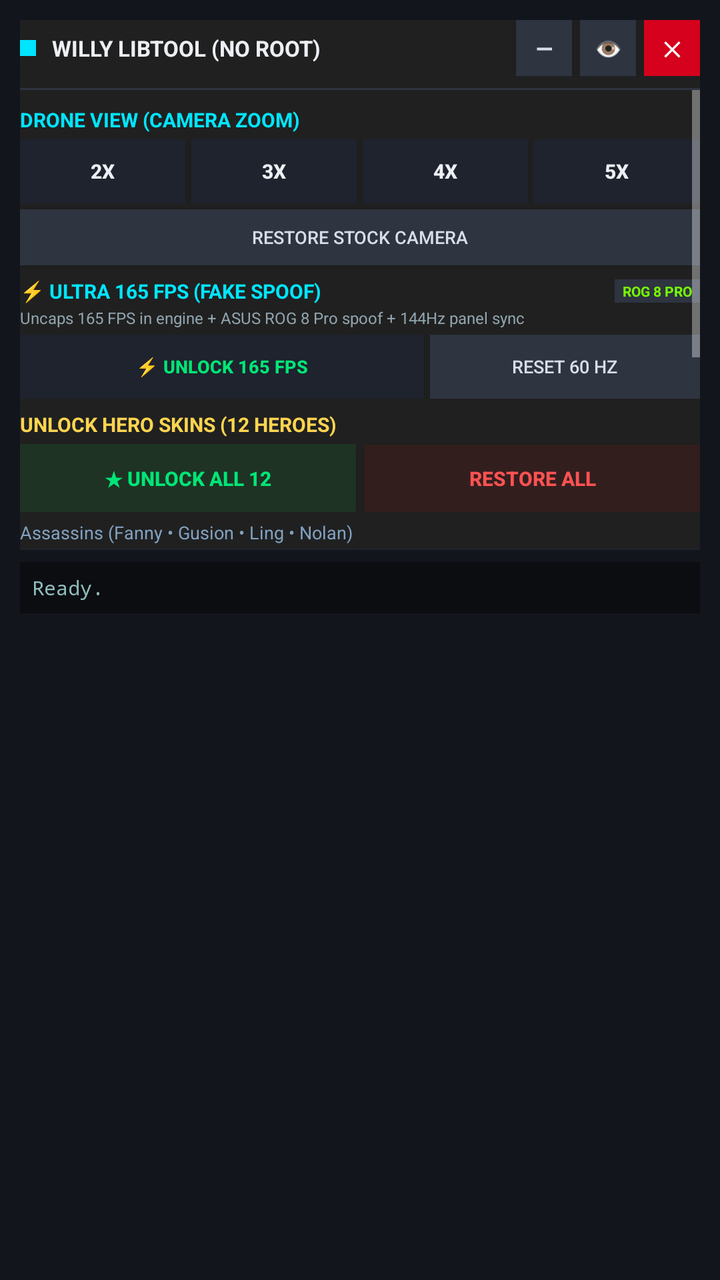
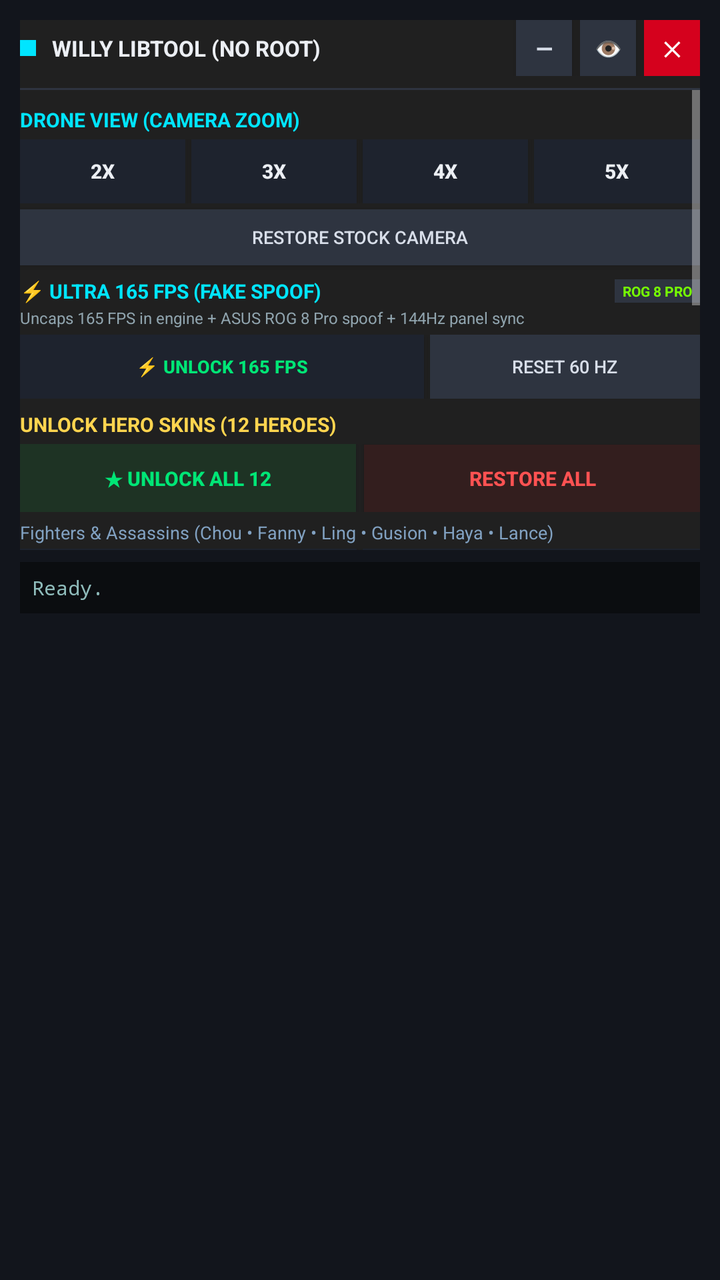

Before-and-after screenshots of an Android layout around one commit, followed by the original layout XML and the change that was made.
<!-- AndroidManifest.xml: application theme AppTheme -->
<!-- res/layout/floating_menu.xml -->
<?xml version="1.0" encoding="utf-8"?>
<LinearLayout xmlns:android="http://schemas.android.com/apk/res/android"
    android:id="@+id/floatingRoot"
    android:layout_width="320dp"
    android:layout_height="wrap_content"
    android:background="#F012151C"
    android:orientation="vertical"
    android:padding="10dp">

    
    <LinearLayout
        android:id="@+id/floatingHeader"
        android:layout_width="match_parent"
        android:layout_height="wrap_content"
        android:gravity="center_vertical"
        android:orientation="horizontal"
        android:paddingBottom="6dp">

        <View
            android:layout_width="8dp"
            android:layout_height="8dp"
            android:background="#00E5FF" />

        <TextView
            android:layout_width="0dp"
            android:layout_height="wrap_content"
            android:layout_marginStart="8dp"
            android:layout_weight="1"
            android:text="WILLY LIBTOOL (NO ROOT)"
            android:textColor="#ECEFF4"
            android:textSize="11sp"
            android:textStyle="bold" />

        <Button
            android:id="@+id/btnFloatingMinimize"
            android:layout_width="28dp"
            android:layout_height="28dp"
            android:background="#2E3440"
            android:text="—"
            android:textColor="#D8DEE9"
            android:textSize="11sp"
            android:textStyle="bold" />

        <Button
            android:id="@+id/btnFloatingStealth"
            android:layout_width="28dp"
            android:layout_height="28dp"
            android:layout_marginStart="4dp"
            android:background="#2E3440"
            android:text="👁"
            android:textColor="#00E5FF"
            android:textSize="11sp"
            android:textStyle="bold" />

        <Button
            android:id="@+id/btnFloatingClose"
            android:layout_width="28dp"
            android:layout_height="28dp"
            android:layout_marginStart="4dp"
            android:background="#D5011D"
            android:text="✕"
            android:textColor="#FFFFFF"
            android:textSize="10sp"
            android:textStyle="bold" />
    </LinearLayout>

    <View
        android:layout_width="match_parent"
        android:layout_height="1dp"
        android:background="#2E3440" />

    
    <ScrollView
        android:layout_width="match_parent"
        android:layout_height="230dp"
        android:fillViewport="true"
        android:scrollbars="vertical">

        <LinearLayout
            android:layout_width="match_parent"
            android:layout_height="wrap_content"
            android:orientation="vertical"
            android:paddingTop="4dp"
            android:paddingBottom="4dp">

            
            <TextView
                android:layout_width="wrap_content"
                android:layout_height="wrap_content"
                android:layout_marginTop="4dp"
                android:text="DRONE VIEW (CAMERA ZOOM)"
                android:textColor="#00E5FF"
                android:textSize="10sp"
                android:textStyle="bold" />

            <LinearLayout
                android:layout_width="match_parent"
                android:layout_height="wrap_content"
                android:layout_marginTop="3dp"
                android:orientation="horizontal">

                <Button
                    android:id="@+id/btnDrone2x"
                    android:layout_width="0dp"
                    android:layout_height="32dp"
                    android:layout_weight="1"
                    android:background="#1E232E"
                    android:text="2X"
                    android:textColor="#ECEFF4"
                    android:textSize="10sp"
                    android:textStyle="bold" />

                <Button
                    android:id="@+id/btnDrone3x"
                    android:layout_width="0dp"
                    android:layout_height="32dp"
                    android:layout_marginStart="3dp"
                    android:layout_weight="1"
                    android:background="#1E232E"
                    android:text="3X"
                    android:textColor="#ECEFF4"
                    android:textSize="10sp"
                    android:textStyle="bold" />

                <Button
                    android:id="@+id/btnDrone4x"
                    android:layout_width="0dp"
                    android:layout_height="32dp"
                    android:layout_marginStart="3dp"
                    android:layout_weight="1"
                    android:background="#1E232E"
                    android:text="4X"
                    android:textColor="#ECEFF4"
                    android:textSize="10sp"
                    android:textStyle="bold" />

                <Button
                    android:id="@+id/btnDrone5x"
                    android:layout_width="0dp"
                    android:layout_height="32dp"
                    android:layout_marginStart="3dp"
                    android:layout_weight="1"
                    android:background="#1E232E"
                    android:text="5X"
                    android:textColor="#ECEFF4"
                    android:textSize="10sp"
                    android:textStyle="bold" />
            </LinearLayout>

            <Button
                android:id="@+id/btnDroneReset"
                android:layout_width="match_parent"
                android:layout_height="28dp"
                android:layout_marginTop="3dp"
                android:background="#2E3440"
                android:text="RESTORE STOCK CAMERA"
                android:textColor="#D8DEE9"
                android:textSize="9sp" />

            
            <LinearLayout
                android:layout_width="match_parent"
                android:layout_height="wrap_content"
                android:layout_marginTop="6dp"
                android:gravity="center_vertical"
                android:orientation="horizontal">

                <TextView
                    android:layout_width="0dp"
                    android:layout_height="wrap_content"
                    android:layout_weight="1"
                    android:text="⚡ ULTRA 165 FPS (FAKE SPOOF)"
                    android:textColor="#00E5FF"
                    android:textSize="10sp"
                    android:textStyle="bold" />

                <TextView
                    android:id="@+id/tvFpsStatusBadge"
                    android:layout_width="wrap_content"
                    android:layout_height="wrap_content"
                    android:background="#2E3440"
                    android:paddingStart="4dp"
                    android:paddingTop="1dp"
                    android:paddingEnd="4dp"
                    android:paddingBottom="1dp"
                    android:text="ROG 8 PRO"
                    android:textColor="#76FF03"
                    android:textSize="7sp"
                    android:textStyle="bold" />
            </LinearLayout>

            <TextView
                android:layout_width="wrap_content"
                android:layout_height="wrap_content"
                android:layout_marginTop="1dp"
                android:text="Uncaps 165 FPS in engine + ASUS ROG 8 Pro spoof + 144Hz panel sync"
                android:textColor="#90A4AE"
                android:textSize="8sp" />

            <LinearLayout
                android:layout_width="match_parent"
                android:layout_height="wrap_content"
                android:layout_marginTop="3dp"
                android:orientation="horizontal">

                <Button
                    android:id="@+id/btnUnlock165Fps"
                    android:layout_width="0dp"
                    android:layout_height="32dp"
                    android:layout_weight="1.2"
                    android:background="#1E232E"
                    android:text="⚡ UNLOCK 165 FPS"
                    android:textColor="#00E676"
                    android:textSize="9sp"
                    android:textStyle="bold" />

                <Button
                    android:id="@+id/btnResetFps"
                    android:layout_width="0dp"
                    android:layout_height="32dp"
                    android:layout_marginStart="3dp"
                    android:layout_weight="0.8"
                    android:background="#2E3440"
                    android:text="RESET 60 HZ"
                    android:textColor="#D8DEE9"
                    android:textSize="9sp" />
            </LinearLayout>

            
            <TextView
                android:layout_width="wrap_content"
                android:layout_height="wrap_content"
                android:layout_marginTop="6dp"
                android:text="UNLOCK HERO SKINS (12 HEROES)"
                android:textColor="#FFD54F"
                android:textSize="10sp"
                android:textStyle="bold" />

            
            <LinearLayout
                android:layout_width="match_parent"
                android:layout_height="wrap_content"
                android:layout_marginTop="3dp"
                android:orientation="horizontal">

                <Button
                    android:id="@+id/btnUnlockAllSkins"
                    android:layout_width="0dp"
                    android:layout_height="34dp"
                    android:layout_weight="1"
                    android:background="#1E3324"
                    android:text="★ UNLOCK ALL 12"
                    android:textColor="#00E676"
                    android:textSize="10sp"
                    android:textStyle="bold" />

                <Button
                    android:id="@+id/btnRestoreAllSkins"
                    android:layout_width="0dp"
                    android:layout_height="34dp"
                    android:layout_marginStart="4dp"
                    android:layout_weight="1"
                    android:background="#331E1E"
                    android:text="RESTORE ALL"
                    android:textColor="#FF5252"
                    android:textSize="10sp"
                    android:textStyle="bold" />
            </LinearLayout>

            
            <TextView
                android:layout_width="wrap_content"
                android:layout_height="wrap_content"
                android:layout_marginTop="4dp"
                android:text="Assassins (Fanny • Gusion • Ling • Nolan)"
                android:textColor="#81A1C1"
                android:textSize="9sp" />

            <LinearLayout
                android:layout_width="match_parent"
                android:layout_height="wrap_content"
                android:layout_marginTop="2dp"
                android:orientation="horizontal">

                <Button
                    android:id="@+id/btnSkinFanny"
                    android:layout_width="0dp"
                    android:layout_height="30dp"
                    android:layout_weight="1"
                    android:background="#1E232E"
                    android:text="FANNY (MIKASA)"
                    android:textColor="#ECEFF4"
                    android:textSize="8sp" />

                <Button
                    android:id="@+id/btnSkinGusion"
                    android:layout_width="0dp"
                    android:layout_height="30dp"
                    android:layout_marginStart="3dp"
                    android:layout_weight="1"
                    android:background="#1E232E"
                    android:text="GUSION (KOF)"
                    android:textColor="#ECEFF4"
                    android:textSize="8sp" />
            </LinearLayout>

            <LinearLayout
                android:layout_width="match_parent"
                android:layout_height="wrap_content"
                android:layout_marginTop="2dp"
                android:orientation="horizontal">

                <Button
                    android:id="@+id/btnSkinLing"
                    android:layout_width="0dp"
                    android:layout_height="30dp"
                    android:layout_weight="1"
                    android:background="#1E232E"
                    android:text="LING (SHEN)"
                    android:textColor="#ECEFF4"
                    android:textSize="8sp" />

                <Button
                    android:id="@+id/btnSkinNolan"
                    android:layout_width="0dp"
                    android:layout_height="30dp"
                    android:layout_marginStart="3dp"
                    android:layout_weight="1"
                    android:background="#1E232E"
                    android:text="NOLAN (NAV)"
                    android:textColor="#ECEFF4"
                    android:textSize="8sp" />
            </LinearLayout>

            
            <TextView
                android:layout_width="wrap_content"
                android:layout_height="wrap_content"
                android:layout_marginTop="4dp"
                android:text="Marksmen (Miya • Claude • Karrie)"
                android:textColor="#81A1C1"
                android:textSize="9sp" />

            <LinearLayout
                android:layout_width="match_parent"
                android:layout_height="wrap_content"
                android:layout_marginTop="2dp"
                android:orientation="horizontal">

                <Button
                    android:id="@+id/btnSkinMiya"
                    android:layout_width="0dp"
                    android:layout_height="30dp"
                    android:layout_weight="1"
                    android:background="#1E232E"
                    android:text="MIYA (COLL)"
                    android:textColor="#ECEFF4"
                    android:textSize="8sp" />

                <Button
                    android:id="@+id/btnSkinClaude"
                    android:layout_width="0dp"
                    android:layout_height="30dp"
                    android:layout_marginStart="3dp"
                    android:layout_weight="1"
                    android:background="#1E232E"
                    android:text="CLAUDE (SANRIO)"
                    android:textColor="#ECEFF4"
                    android:textSize="8sp" />

                <Button
                    android:id="@+id/btnSkinKarrie"
                    android:layout_width="0dp"
                    android:layout_height="30dp"
                    android:layout_marginStart="3dp"
                    android:layout_weight="1"
                    android:background="#1E232E"
                    android:text="KARRIE (M5)"
                    android:textColor="#ECEFF4"
                    android:textSize="8sp" />
            </LinearLayout>

            
            <TextView
                android:layout_width="wrap_content"
                android:layout_height="wrap_content"
                android:layout_marginTop="6dp"
                android:text="MAP &amp; BATTLE ASSETS"
                android:textColor="#00E5FF"
                android:textSize="10sp"
                android:textStyle="bold" />

            <LinearLayout
                android:layout_width="match_parent"
                android:layout_height="wrap_content"
                android:layout_marginTop="2dp"
                android:orientation="horizontal">

                <Button
                    android:id="@+id/btnInjectMapSkins"
                    android:layout_width="0dp"
                    android:layout_height="30dp"
                    android:layout_weight="1"
                    android:background="#1E232E"
                    android:text="MAP MODS"
                    android:textColor="#FFD54F"
                    android:textSize="9sp"
                    android:textStyle="bold" />

                <Button
                    android:id="@+id/btnRestoreMapSkins"
                    android:layout_width="0dp"
                    android:layout_height="30dp"
                    android:layout_marginStart="3dp"
                    android:layout_weight="1"
                    android:background="#1E232E"
                    android:text="RESTORE MAP"
                    android:textColor="#D8DEE9"
                    android:textSize="9sp" />
            </LinearLayout>

        </LinearLayout>
    </ScrollView>

    
    <TextView
        android:id="@+id/txtFloatingStatus"
        android:layout_width="match_parent"
        android:layout_height="wrap_content"
        android:layout_marginTop="6dp"
        android:background="#0B0D10"
        android:fontFamily="monospace"
        android:padding="6dp"
        android:text="Ready."
        android:textColor="#8FBCBB"
        android:textSize="10sp" />

</LinearLayout>
<!-- resources referenced by this layout -->
<resources>
  <style name="AppTheme" parent="@android:style/Theme.Material">
          
          <item name="android:background">@color/backgroundColor</item>
      </style>
  <color name="backgroundColor">#202020</color>
</resources>

<!-- the commit's change to res/layout/floating_menu.xml (unified diff, before → after) -->
@@ -272,7 +272,7 @@
                 android:layout_width="wrap_content"
                 android:layout_height="wrap_content"
                 android:layout_marginTop="4dp"
-                android:text="Assassins (Fanny • Gusion • Ling • Nolan)"
+                android:text="Fighters &amp; Assassins (Chou • Fanny • Ling • Gusion • Haya • Lance)"
                 android:textColor="#81A1C1"
                 android:textSize="9sp" />
 
@@ -283,12 +283,40 @@
                 android:orientation="horizontal">
 
                 <Button
+                    android:id="@+id/btnSkinChou"
+                    android:layout_width="0dp"
+                    android:layout_height="30dp"
+                    android:layout_weight="1"
+                    android:background="#1E232E"
+                    android:text="CHOU (ANNIV)"
+                    android:textColor="#ECEFF4"
+                    android:textSize="8sp" />
+
+                <Button
                     android:id="@+id/btnSkinFanny"
                     android:layout_width="0dp"
                     android:layout_height="30dp"
-                    android:layout_weight="1"
-                    android:background="#1E232E"
-                    android:text="FANNY (MIKASA)"
+                    android:layout_marginStart="3dp"
+                    android:layout_weight="1"
+                    android:background="#1E232E"
+                    android:text="FANNY (ASPIRANT)"
+                    android:textColor="#ECEFF4"
+                    android:textSize="8sp" />
+            </LinearLayout>
+
+            <LinearLayout
+                android:layout_width="match_parent"
+                android:layout_height="wrap_content"
+                android:layout_marginTop="2dp"
+                android:orientation="horizontal">
+
+                <Button
+                    android:id="@+id/btnSkinLing"
+                    android:layout_width="0dp"
+                    android:layout_height="30dp"
+                    android:layout_weight="1"
+                    android:background="#1E232E"
+                    android:text="LING (COLL)"
                     android:textColor="#ECEFF4"
                     android:textSize="8sp" />
 
@@ -299,35 +327,35 @@
                     android:layout_marginStart="3dp"
                     android:layout_weight="1"
                     android:background="#1E232E"
-                    android:text="GUSION (KOF)"
-                    android:textColor="#ECEFF4"
-                    android:textSize="8sp" />
-            </LinearLayout>
-
-            <LinearLayout
-                android:layout_width="match_parent"
-                android:layout_height="wrap_content"
-                android:layout_marginTop="2dp"
-                android:orientation="horizontal">
-
-                <Button
-                    android:id="@+id/btnSkinLing"
-                    android:layout_width="0dp"
-                    android:layout_height="30dp"
-                    android:layout_weight="1"
-                    android:background="#1E232E"
-                    android:text="LING (SHEN)"
-                    android:textColor="#ECEFF4"
-                    android:textSize="8sp" />
-
-                <Button
-                    android:id="@+id/btnSkinNolan"
-                    android:layout_width="0dp"
-                    android:layout_height="30dp"
-                    android:layout_marginStart="3dp"
-                    android:layout_weight="1"
-                    android:background="#1E232E"
-                    android:text="NOLAN (NAV)"
+                    android:text="GUSION (DRAGON)"
+                    android:textColor="#ECEFF4"
+                    android:textSize="8sp" />
+            </LinearLayout>
+
+            <LinearLayout
+                android:layout_width="match_parent"
+                android:layout_height="wrap_content"
+                android:layout_marginTop="2dp"
+                android:orientation="horizontal">
+
+                <Button
+                    android:id="@+id/btnSkinHayabusa"
+                    android:layout_width="0dp"
+                    android:layout_height="30dp"
+                    android:layout_weight="1"
+                    android:background="#1E232E"
+                    android:text="HAYA (KITSUNE)"
+                    android:textColor="#ECEFF4"
+                    android:textSize="8sp" />
+
+                <Button
+                    android:id="@+id/btnSkinLancelot"
+                    android:layout_width="0dp"
+                    android:layout_height="30dp"
+                    android:layout_marginStart="3dp"
+                    android:layout_weight="1"
+                    android:background="#1E232E"
+                    android:text="LANCE (HERO)"
                     android:textColor="#ECEFF4"
                     android:textSize="8sp" />
             </LinearLayout>
@@ -337,7 +365,7 @@
                 android:layout_width="wrap_content"
                 android:layout_height="wrap_content"
                 android:layout_marginTop="4dp"
-                android:text="Marksmen (Miya • Claude • Karrie)"
+                android:text="Marksmen (Granger • Layla • Moskov • Claude • Miya • Karrie)"
                 android:textColor="#81A1C1"
                 android:textSize="9sp" />
 
@@ -348,23 +376,68 @@
                 android:orientation="horizontal">
 
                 <Button
+                    android:id="@+id/btnSkinGranger"
+                    android:layout_width="0dp"
+                    android:layout_height="30dp"
+                    android:layout_weight="1"
+                    android:background="#1E232E"
+                    android:text="GRANGER (LEGEND)"
+                    android:textColor="#ECEFF4"
+                    android:textSize="8sp" />
+
+                <Button
+                    android:id="@+id/btnSkinLayla"
+                    android:layout_width="0dp"
+                    android:layout_height="30dp"
+                    android:layout_marginStart="3dp"
+                    android:layout_weight="1"
+                    android:background="#1E232E"
+                    android:text="LAYLA (COLL)"
+                    android:textColor="#ECEFF4"
+                    android:textSize="8sp" />
+            </LinearLayout>
+
+            <LinearLayout
+                android:layout_width="match_parent"
+                android:layout_height="wrap_content"
+                android:layout_marginTop="2dp"
+                android:orientation="horizontal">
+
+                <Button
+                    android:id="@+id/btnSkinMoskov"
+                    android:layout_width="0dp"
+                    android:layout_height="30dp"
+                    android:layout_weight="1"
+                    android:background="#1E232E"
+                    android:text="MOSKOV (ABYSS)"
+                    android:textColor="#ECEFF4"
+                    android:textSize="8sp" />
+
+                <Button
+                    android:id="@+id/btnSkinClaude"
+                    android:layout_width="0dp"
+                    android:layout_height="30dp"
+                    android:layout_marginStart="3dp"
+                    android:layout_weight="1"
+                    android:background="#1E232E"
+                    android:text="CLAUDE (SANRIO)"
+                    android:textColor="#ECEFF4"
+                    android:textSize="8sp" />
+            </LinearLayout>
+
+            <LinearLayout
+                android:layout_width="match_parent"
+                android:layout_height="wrap_content"
+                android:layout_marginTop="2dp"
+                android:orientation="horizontal">
+
+                <Button
                     android:id="@+id/btnSkinMiya"
                     android:layout_width="0dp"
                     android:layout_height="30dp"
                     android:layout_weight="1"
                     android:background="#1E232E"
                     android:text="MIYA (COLL)"
-                    android:textColor="#ECEFF4"
-                    android:textSize="8sp" />
-
-                <Button
-                    android:id="@+id/btnSkinClaude"
-                    android:layout_width="0dp"
-                    android:layout_height="30dp"
-                    android:layout_marginStart="3dp"
-                    android:layout_weight="1"
-                    android:background="#1E232E"
-                    android:text="CLAUDE (SANRIO)"
                     android:textColor="#ECEFF4"
                     android:textSize="8sp" />
 
